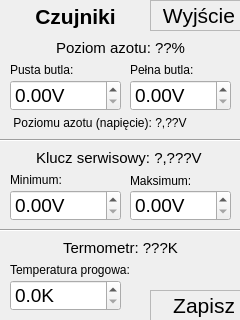
kosiu/Kriosan, file sensorsscreen.ui: the form before one commit.
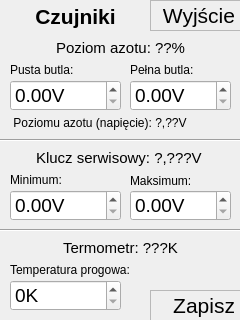
The form after the commit.

What changed in the file:
```diff
--- a/sensorsscreen.ui
+++ b/sensorsscreen.ui
@@ -12,17 +12,9 @@
   <property name="windowTitle" >
    <string>Okno Zabiegu</string>
   </property>
-  <widget class="QWidget" name="centralwidget" >
-   <property name="geometry" >
-    <rect>
-     <x>0</x>
-     <y>0</y>
-     <width>240</width>
-     <height>320</height>
-    </rect>
-   </property>
-   <widget class="QLabel" name="selectLabel" >
-    <property name="geometry" >
+  <widget class="QWidget" name="centralwidget">
+   <widget class="QLabel" name="selectLabel">
+    <property name="geometry">
      <rect>
       <x>150</x>
       <y>290</y>
@@ -559,11 +551,11 @@
     <property name="suffix" >
      <string>K</string>
     </property>
-    <property name="decimals" >
-     <number>1</number>
+    <property name="decimals">
+     <number>0</number>
     </property>
-    <property name="maximum" >
-     <double>200.000000000000000</double>
+    <property name="maximum">
+     <double>400.000000000000000</double>
     </property>
     <property name="singleStep" >
      <double>0.100000000000000</double>
```
Left out of the diff: 307 changed lines with no effect on the pictures.
